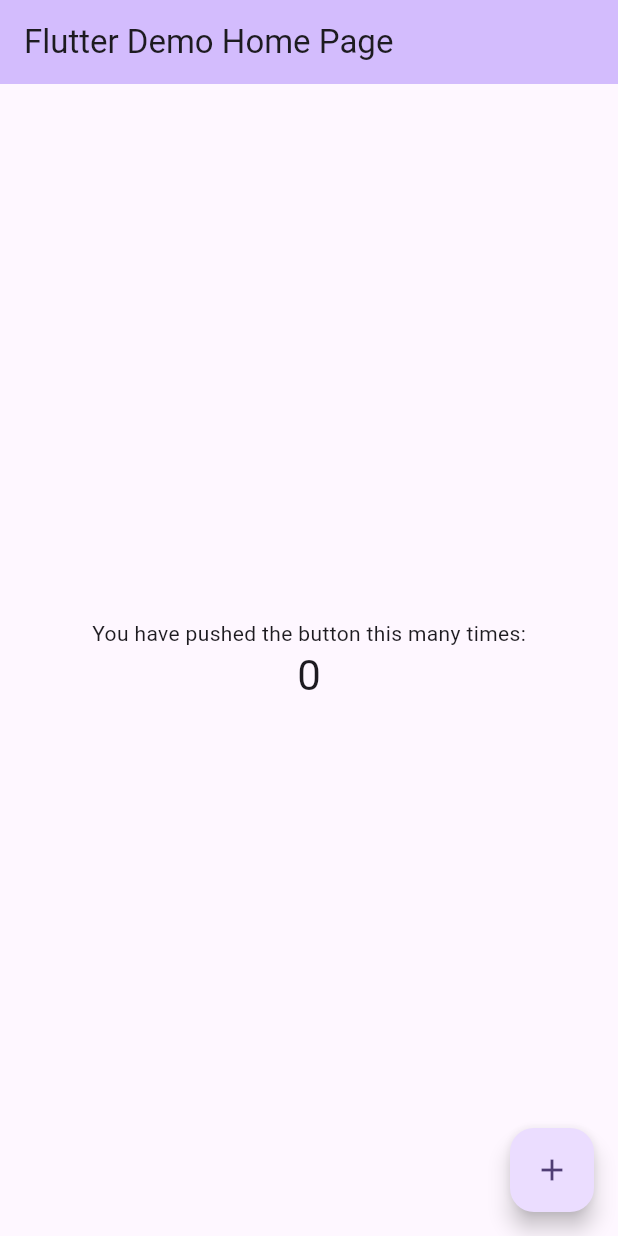
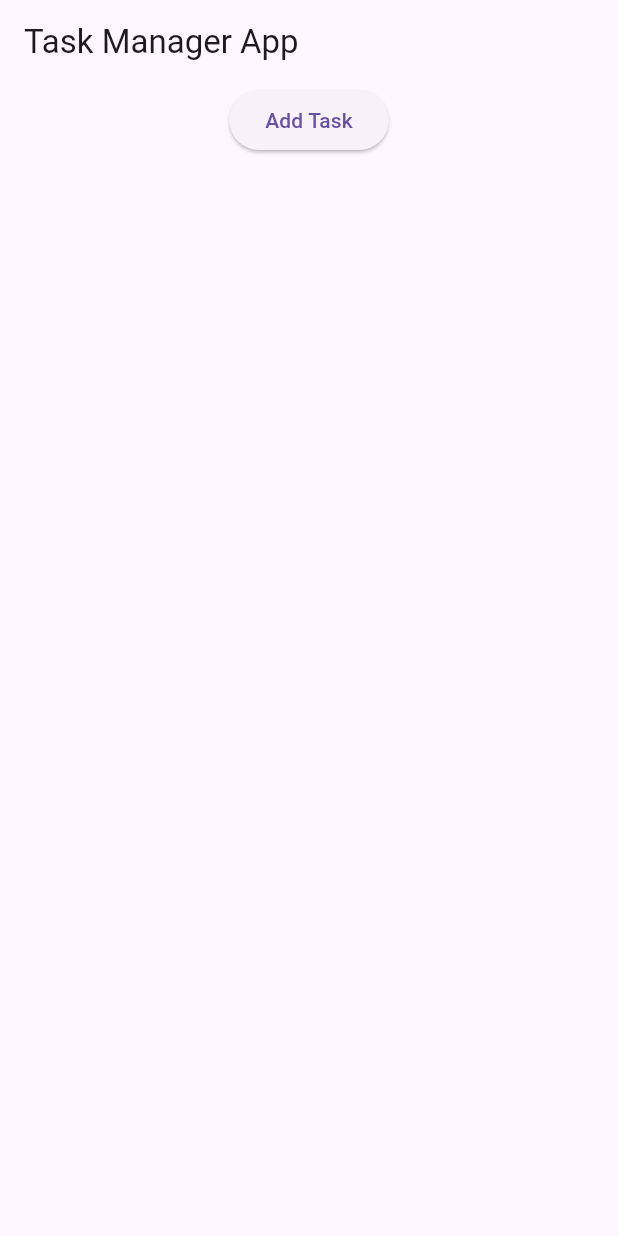
Before and after one commit to Sri-Kameswari/task-manager-cubit, a Flutter app: the screen it shows after launch, on a phone screen of 412 x 824 dp. Run offline on Flutter 3.47's test engine with Material 3 defaults, Android fonts, the phone set to English and light mode, and no system bars; our stand-ins replace flutter_bloc.

Commit message:
basic task manager app

```diff
--- a/lib/main.dart
+++ b/lib/main.dart
@@ -1,125 +1,21 @@
 import 'package:flutter/material.dart';
+import 'package:flutter_bloc/flutter_bloc.dart';
+import 'package:task_manager_cubit/task_cubit.dart';
+import 'package:task_manager_cubit/task_manager_page.dart';
 
 void main() {
-  runApp(const MyApp());
+  runApp(MyApp());
 }
 
-class MyApp extends StatelessWidget {
-  const MyApp({super.key});
-
-  // This widget is the root of your application.
+class MyApp extends StatelessWidget{
   @override
   Widget build(BuildContext context) {
-    return MaterialApp(
-      title: 'Flutter Demo',
-      theme: ThemeData(
-        // This is the theme of your application.
-        //
-        // TRY THIS: Try running your application with "flutter run". You'll see
-        // the application has a purple toolbar. Then, without quitting the app,
-        // try changing the seedColor in the colorScheme below to Colors.green
-        // and then invoke "hot reload" (save your changes or press the "hot
-        // reload" button in a Flutter-supported IDE, or press "r" if you used
-        // the command line to start the app).
-        //
-        // Notice that the counter didn't reset back to zero; the application
-        // state is not lost during the reload. To reset the state, use hot
-        // restart instead.
-        //
-        // This works for code too, not just values: Most code changes can be
-        // tested with just a hot reload.
-        colorScheme: ColorScheme.fromSeed(seedColor: Colors.deepPurple),
-        useMaterial3: true,
-      ),
-      home: const MyHomePage(title: 'Flutter Demo Home Page'),
+    return BlocProvider(
+        create: (context) => TaskCubit(),
+        child: MaterialApp(
+          debugShowCheckedModeBanner: false,
+          home: TaskManagerPage(),
+        ),
     );
   }
 }
-
-class MyHomePage extends StatefulWidget {
-  const MyHomePage({super.key, required this.title});
-
-  // This widget is the home page of your application. It is stateful, meaning
-  // that it has a State object (defined below) that contains fields that affect
-  // how it looks.
-
-  // This class is the configuration for the state. It holds the values (in this
-  // case the title) provided by the parent (in this case the App widget) and
-  // used by the build method of the State. Fields in a Widget subclass are
-  // always marked "final".
-
-  final String title;
-
-  @override
-  State<MyHomePage> createState() => _MyHomePageState();
-}
-
-class _MyHomePageState extends State<MyHomePage> {
-  int _counter = 0;
-
-  void _incrementCounter() {
-    setState(() {
-      // This call to setState tells the Flutter framework that something has
-      // changed in this State, which causes it to rerun the build method below
-      // so that the display can reflect the updated values. If we changed
-      // _counter without calling setState(), then the build method would not be
-      // called again, and so nothing would appear to happen.
-      _counter++;
-    });
-  }
-
-  @override
-  Widget build(BuildContext context) {
-    // This method is rerun every time setState is called, for instance as done
-    // by the _incrementCounter method above.
-    //
-    // The Flutter framework has been optimized to make rerunning build methods
-    // fast, so that you can just rebuild anything that needs updating rather
-    // than having to individually change instances of widgets.
-    return Scaffold(
-      appBar: AppBar(
-        // TRY THIS: Try changing the color here to a specific color (to
-        // Colors.amber, perhaps?) and trigger a hot reload to see the AppBar
-        // change color while the other colors stay the same.
-        backgroundColor: Theme.of(context).colorScheme.inversePrimary,
-        // Here we take the value from the MyHomePage object that was created by
-        // the App.build method, and use it to set our appbar title.
-        title: Text(widget.title),
-      ),
-      body: Center(
-        // Center is a layout widget. It takes a single child and positions it
-        // in the middle of the parent.
-        child: Column(
-          // Column is also a layout widget. It takes a list of children and
-          // arranges them vertically. By default, it sizes itself to fit its
-          // children horizontally, and tries to be as tall as its parent.
-          //
-          // Column has various properties to control how it sizes itself and
-          // how it positions its children. Here we use mainAxisAlignment to
-          // center the children vertically; the main axis here is the vertical
-          // axis because Columns are vertical (the cross axis would be
-          // horizontal).
-          //
-          // TRY THIS: Invoke "debug painting" (choose the "Toggle Debug Paint"
-          // action in the IDE, or press "p" in the console), to see the
-          // wireframe for each widget.
-          mainAxisAlignment: MainAxisAlignment.center,
-          children: <Widget>[
-            const Text(
-              'You have pushed the button this many times:',
-            ),
-            Text(
-              '$_counter',
-              style: Theme.of(context).textTheme.headlineMedium,
-            ),
-          ],
-        ),
-      ),
-      floatingActionButton: FloatingActionButton(
-        onPressed: _incrementCounter,
-        tooltip: 'Increment',
-        child: const Icon(Icons.add),
-      ), // This trailing comma makes auto-formatting nicer for build methods.
-    );
-  }
-}
--- /dev/null
+++ b/lib/task_cubit.dart
@@ -0,0 +1,20 @@
+import 'package:flutter_bloc/flutter_bloc.dart';
+
+class TaskState{
+  final List<String> tasks;
+  TaskState({required this.tasks});
+}
+
+class TaskCubit extends Cubit<TaskState>{
+  TaskCubit() : super(TaskState(tasks: []));
+
+  void addTask(String task){
+    final updatedTasks = List<String>.from(state.tasks)..add(task);
+    emit(TaskState(tasks: updatedTasks));
+  }
+
+  void deleteTask(int index){
+    final updatedTasks = List<String>.from(state.tasks)..removeAt(index);
+    emit(TaskState(tasks: updatedTasks));
+  }
+}
--- /dev/null
+++ b/lib/task_manager_page.dart
@@ -0,0 +1,68 @@
+import 'package:flutter/material.dart';
+import 'package:flutter_bloc/flutter_bloc.dart';
+import 'task_cubit.dart'; // Import TaskCubit
+
+class TaskManagerPage extends StatelessWidget {
+  @override
+  Widget build(BuildContext context) {
+    return Scaffold(
+      appBar: AppBar(title: Text("Task Manager App")),
+      body: Column(
+        children: [
+          ElevatedButton(
+            onPressed: () => _showAddTaskDialog(context),
+            child: Text("Add Task"),
+          ),
+          Expanded(
+            child: BlocBuilder<TaskCubit, TaskState>(
+              builder: (context, state) {
+                return ListView.builder(
+                  itemCount: state.tasks.length,
+                  itemBuilder: (context, index) {
+                    return ListTile(
+                      title: Text(state.tasks[index]),
+                      trailing: IconButton(
+                        icon: Icon(Icons.delete, color: Colors.red),
+                        onPressed: () => context.read<TaskCubit>().deleteTask(index),
+                      ),
+                    );
+                  },
+                );
+              },
+            ),
+          ),
+        ],
+      ),
+    );
+  }
+
+  // Show input dialog to enter a task
+  void _showAddTaskDialog(BuildContext context) {
+    TextEditingController taskController = TextEditingController();
+    showDialog(
+      context: context,
+      builder: (context) {
+        return AlertDialog(
+          title: Text("Enter Task"),
+          content: TextField(controller: taskController),
+          actions: [
+            TextButton(
+              onPressed: () => Navigator.pop(context),
+              child: Text("Cancel"),
+            ),
+            TextButton(
+              onPressed: () {
+                String task = taskController.text.trim();
+                if (task.isNotEmpty) {
+                  context.read<TaskCubit>().addTask(task);
+                }
+                Navigator.pop(context);
+              },
+              child: Text("Add"),
+            ),
+          ],
+        );
+      },
+    );
+  }
+}
--- a/pubspec.yaml
+++ b/pubspec.yaml
@@ -30,7 +30,7 @@ environment:
 dependencies:
   flutter:
     sdk: flutter
-
+  flutter_bloc: 9.0.0
   # The following adds the Cupertino Icons font to your application.
   # Use with the CupertinoIcons class for iOS style icons.
   cupertino_icons: ^1.0.8
```
Also changed, not shown: pubspec.lock.
